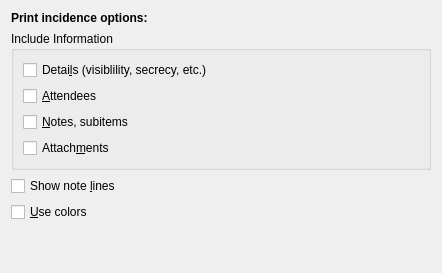
First picture: the form in printing/calprintincidenceconfig_base.ui, repository KDE/korganizer, before the edit.
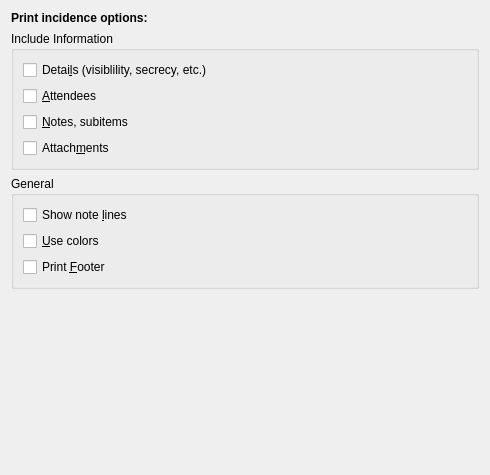
Second picture: the form after the edit.

Commit message:
Add a new option for printing the footer Fix up the layouts of all the print dialog pages add some more whatsthis and tooltips to the print dialogs
MERGE: none
GUI:
FIXED-IN: 4.9.0

```diff
--- a/printing/calprintincidenceconfig_base.ui
+++ b/printing/calprintincidenceconfig_base.ui
@@ -2,13 +2,13 @@
  <author>Reinhold Kainhofer &lt;reinhold@kainhofer.com></author>
  <comment>Configuration page for printing incidences.</comment>
  <class>CalPrintIncidenceConfig_Base</class>
- <widget class="QWidget" name="CalPrintIncidenceConfig_Base" >
-  <property name="geometry" >
+ <widget class="QWidget" name="CalPrintIncidenceConfig_Base">
+  <property name="geometry">
    <rect>
     <x>0</x>
     <y>0</y>
-    <width>442</width>
-    <height>273</height>
+    <width>490</width>
+    <height>475</height>
    </rect>
   </property>
   <layout class="QGridLayout" name="gridLayout" >
@@ -30,31 +30,31 @@
      <property name="selectedId" stdset="0" >
       <number>-1</number>
      </property>
-     <layout class="QVBoxLayout" name="verticalLayout" >
+     <layout class="QVBoxLayout" name="verticalLayout_2">
       <item>
-       <widget class="QCheckBox" name="mShowDetails" >
-        <property name="text" >
+       <widget class="QCheckBox" name="mShowDetails">
+        <property name="text">
          <string>Detai&amp;ls (visiblility, secrecy, etc.)</string>
         </property>
        </widget>
       </item>
       <item>
-       <widget class="QCheckBox" name="mShowAttendees" >
-        <property name="text" >
+       <widget class="QCheckBox" name="mShowAttendees">
+        <property name="text">
          <string>&amp;Attendees</string>
         </property>
        </widget>
       </item>
       <item>
-       <widget class="QCheckBox" name="mShowSubitemsNotes" >
-        <property name="text" >
+       <widget class="QCheckBox" name="mShowSubitemsNotes">
+        <property name="text">
          <string>&amp;Notes, subitems</string>
         </property>
        </widget>
       </item>
       <item>
-       <widget class="QCheckBox" name="mShowAttachments" >
-        <property name="text" >
+       <widget class="QCheckBox" name="mShowAttachments">
+        <property name="text">
          <string>Attach&amp;ments</string>
         </property>
        </widget>
@@ -62,35 +62,60 @@
      </layout>
     </widget>
    </item>
-   <item row="2" column="0" >
-    <widget class="QCheckBox" name="mShowNoteLines" >
-     <property name="whatsThis" >
-      <string>Draw note lines in empty area</string>
+   <item row="2" column="0">
+    <widget class="QGroupBox" name="mGeneralGroup">
+     <property name="title">
+      <string comment="@title general print settings">General</string>
      </property>
-     <property name="text" >
-      <string>Show note &amp;lines</string>
-     </property>
+     <layout class="QVBoxLayout" name="verticalLayout">
+      <item>
+       <widget class="QCheckBox" name="mShowNoteLines">
+        <property name="whatsThis">
+         <string>Draw note lines in empty area</string>
+        </property>
+        <property name="text">
+         <string>Show note &amp;lines</string>
+        </property>
+       </widget>
+      </item>
+      <item>
+       <widget class="QCheckBox" name="mColors">
+        <property name="toolTip">
+         <string>Print in color</string>
+        </property>
+        <property name="whatsThis">
+         <string>If you want to use colors to distinguish certain categories on the print, check this option.</string>
+        </property>
+        <property name="text">
+         <string>&amp;Use colors</string>
+        </property>
+       </widget>
+      </item>
+      <item>
+       <widget class="QCheckBox" name="mPrintFooter">
+        <property name="text">
+         <string>Print &amp;Footer</string>
+        </property>
+        <property name="toolTip">
+         <string>Print a datetime footer on each page</string>
+        </property>
+        <property name="whatsThis">
+         <string>Check this box if you want to print a small footer on each page that contains the date of the print.</string>
+        </property>
+       </widget>
+      </item>
+     </layout>
     </widget>
    </item>
-   <item row="3" column="0" >
-    <widget class="QCheckBox" name="mColors" >
-     <property name="whatsThis" >
-      <string>If you want to use colors to distinguish certain categories on the print, check this option.</string>
-     </property>
-     <property name="text" >
-      <string>&amp;Use colors</string>
-     </property>
-    </widget>
-   </item>
-   <item row="4" column="0" >
-    <spacer name="verticalSpacer" >
-     <property name="orientation" >
+   <item row="3" column="0">
+    <spacer name="verticalSpacer">
+     <property name="orientation">
       <enum>Qt::Vertical</enum>
      </property>
-     <property name="sizeHint" stdset="0" >
+     <property name="sizeHint" stdset="0">
       <size>
        <width>20</width>
-       <height>34</height>
+       <height>192</height>
       </size>
      </property>
     </spacer>
```
Left out of the diff: 32 changed lines with no effect on the pictures. The commit also changes 8 other files.
